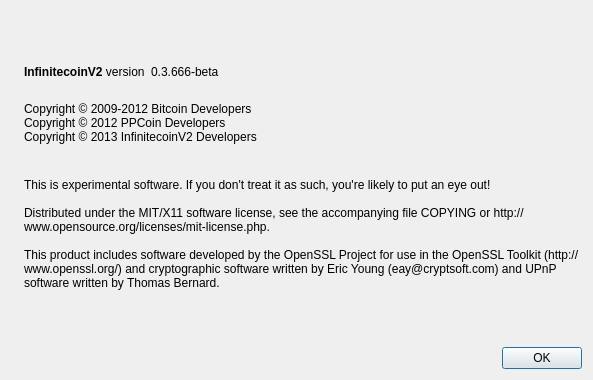
Qt form src/qt/forms/aboutdialog.ui (Sudo23/Infinitecoin-V2) before a commit.
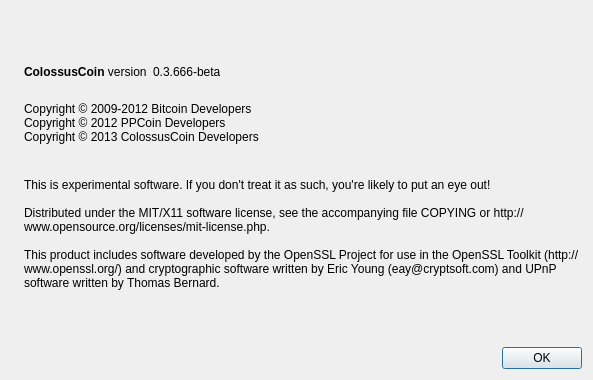
The same form after that commit. Icons and pictures are not drawn.

Diff of the .ui file:
```diff
--- a/src/qt/forms/aboutdialog.ui
+++ b/src/qt/forms/aboutdialog.ui
@@ -50,7 +50,7 @@
           <cursorShape>IBeamCursor</cursorShape>
          </property>
          <property name="text">
-          <string>&lt;b&gt;InfinitecoinV2&lt;/b&gt; version</string>
+          <string>&lt;b&gt;ColossusCoin&lt;/b&gt; version</string>
          </property>
          <property name="textInteractionFlags">
           <set>Qt::LinksAccessibleByMouse|Qt::TextSelectableByKeyboard|Qt::TextSelectableByMouse</set>
@@ -94,7 +94,7 @@
         <string>
 Copyright © 2009-2012 Bitcoin Developers
 Copyright © 2012 PPCoin Developers
-Copyright © 2013 InfinitecoinV2 Developers
+Copyright © 2013 ColossusCoin Developers
 </string>
        </property>
        <property name="textInteractionFlags">
```
Left out of the diff: 2 changed lines with no effect on the pictures.
